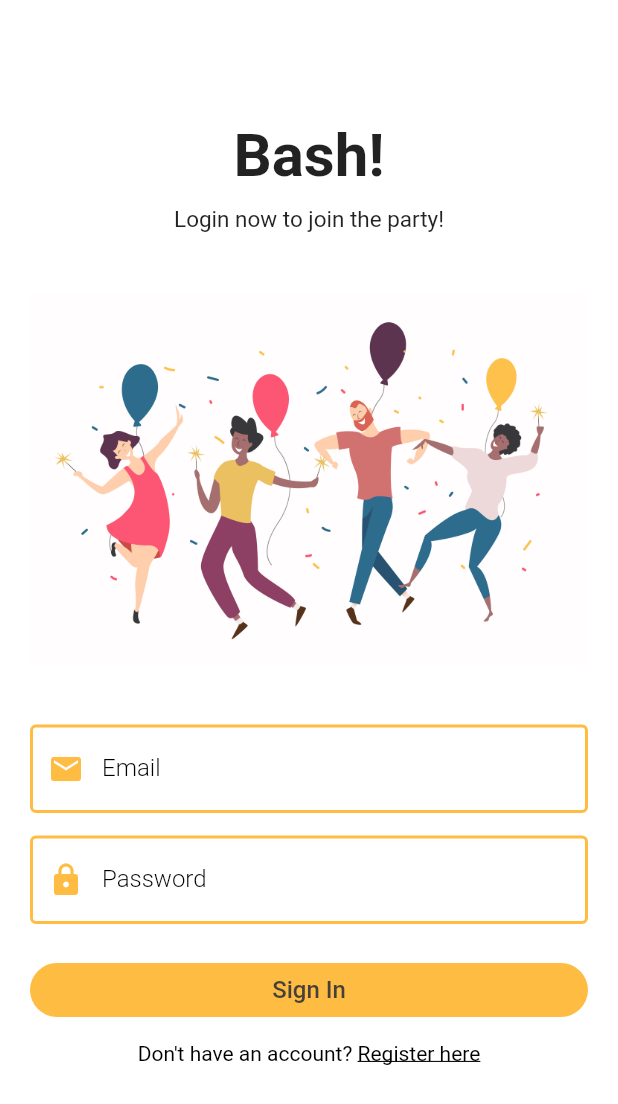
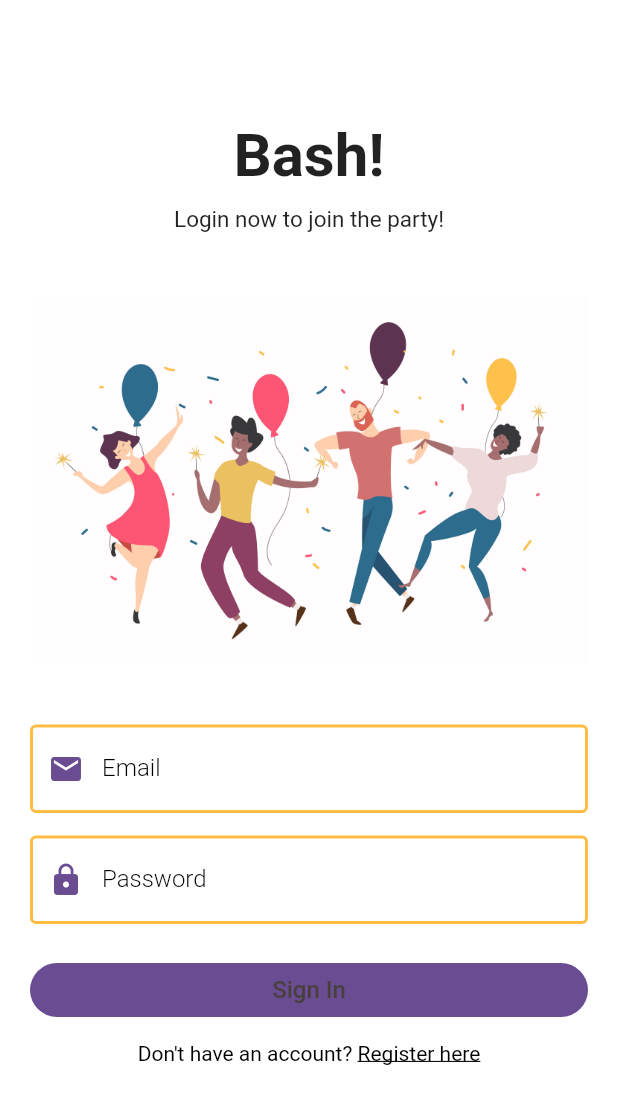
Before and after one commit to xiaoyazz/my_chat_app, a Flutter app: the screen it shows after launch, on a phone screen of 412 x 824 dp. Shown: the top 1104 px of the screen. Run offline on Flutter 3.47's test engine with Material 2 defaults, Android fonts, the phone set to English and light mode, and no system bars; our stand-ins replace cloud_firestore, firebase_auth, firebase_core, matcher, shared_preferences; accounts and stored records are empty.

Commit message:
Update theme color (temp)

```diff
--- a/lib/shared/constants.dart
+++ b/lib/shared/constants.dart
@@ -6,5 +6,5 @@
   static String apiKey = "AIzaSyBTSXDnah80rVklLtIlKhnKUQvyNziE3X0";
   static String messagingSenderId = "154361087501";
   static String projectId = "mychatapp-aceb8";
-  final primaryColor = const Color(0xFFffbc42);
+  final primaryColor = const Color(0xFF6a4c93);
 }
```
